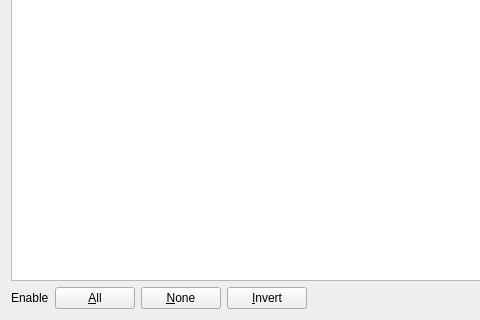
First picture: the form in src/calibre/gui2/store/config/chooser/chooser_widget.ui, repository debian-calibre/calibre, before the edit; both pictures show x 0 to 480 and y 233 to 553 of the 610 by 553 pixel window.
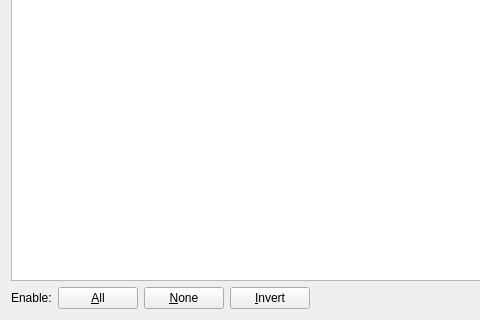
Second picture: the form after the edit. Icons and pictures are not drawn. Custom widgets are drawn as their Qt base class.

```diff
--- a/src/calibre/gui2/store/config/chooser/chooser_widget.ui
+++ b/src/calibre/gui2/store/config/chooser/chooser_widget.ui
@@ -78,7 +78,7 @@
      <item>
       <widget class="QLabel" name="label_2">
        <property name="text">
-        <string>Enable</string>
+        <string>Enable:</string>
        </property>
       </widget>
      </item>
```
Left out of the diff: 11 changed lines with no effect on the pictures.
